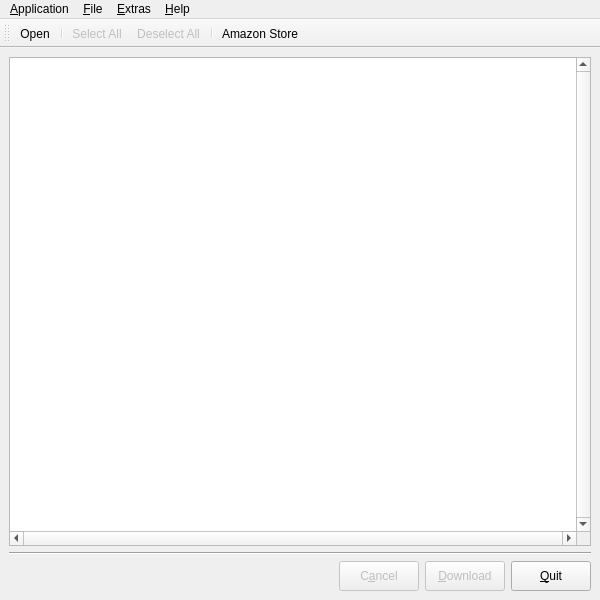
Before: the Qt Designer form ui/qlamz.ui in Christian-Kr/qlamz, drawn with Qt 5.
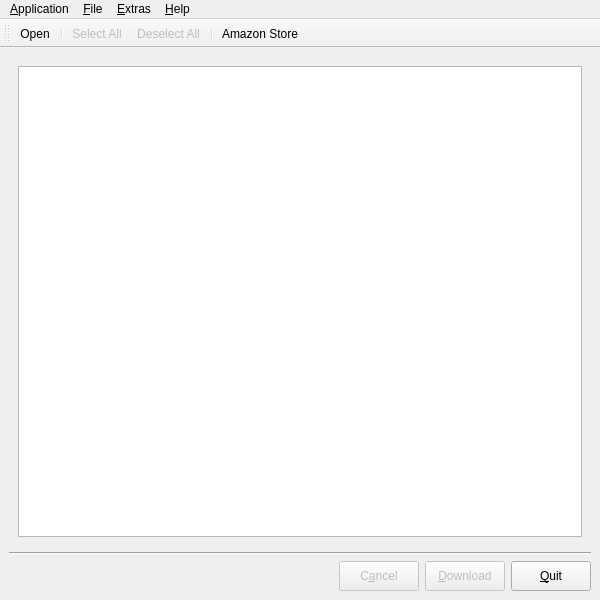
After: the same form once the commit is applied. Icons and pictures are not drawn.

Commit message: Put the table view into a stackedWidget for later browser movement.

What changed in the file:
```diff
--- a/ui/qlamz.ui
+++ b/ui/qlamz.ui
@@ -36,19 +36,27 @@
     <normaloff>:/icons/icons/29119-amazon.png</normaloff>:/icons/icons/29119-amazon.png</iconset>
   </property>
   <widget class="QWidget" name="centralwidget">
+   <layout class="QGridLayout" name="gridLayout_2">
+    <item row="0" column="0">
+     <widget class="QStackedWidget" name="stackedWidget">
+      <property name="frameShape">
+       <enum>QFrame::NoFrame</enum>
+      </property>
+      <property name="lineWidth">
+       <number>1</number>
+      </property>
+      <property name="currentIndex">
+       <number>0</number>
+      </property>
+      <widget class="QWidget" name="xml">
    <layout class="QGridLayout" name="gridLayout">
     <item row="0" column="0">
-     <layout class="QVBoxLayout" name="verticalLayout">
-      <item>
-       <layout class="QHBoxLayout" name="horizontalLayout_3"/>
-      </item>
-      <item>
        <widget class="QTableView" name="tableViewTracks">
         <property name="verticalScrollBarPolicy">
-         <enum>Qt::ScrollBarAlwaysOn</enum>
+           <enum>Qt::ScrollBarAsNeeded</enum>
         </property>
         <property name="horizontalScrollBarPolicy">
-         <enum>Qt::ScrollBarAlwaysOn</enum>
+           <enum>Qt::ScrollBarAsNeeded</enum>
         </property>
         <property name="editTriggers">
          <set>QAbstractItemView::AllEditTriggers</set>
@@ -94,7 +102,12 @@
         </attribute>
        </widget>
       </item>
-      <item>
+       </layout>
+      </widget>
+      <widget class="QWidget" name="page_2"/>
+     </widget>
+    </item>
+    <item row="1" column="0">
        <layout class="QVBoxLayout" name="verticalLayout_5">
         <item>
          <widget class="Line" name="line_2">
@@ -176,8 +189,6 @@
               <normaloff>:/icons/icons/actions/application-exit.png</normaloff>:/icons/icons/actions/application-exit.png</iconset>
             </property>
            </widget>
-          </item>
-         </layout>
         </item>
        </layout>
       </item>
```
Lines whose indentation alone changed are shown as unchanged. The commit also changes 2 other files.
